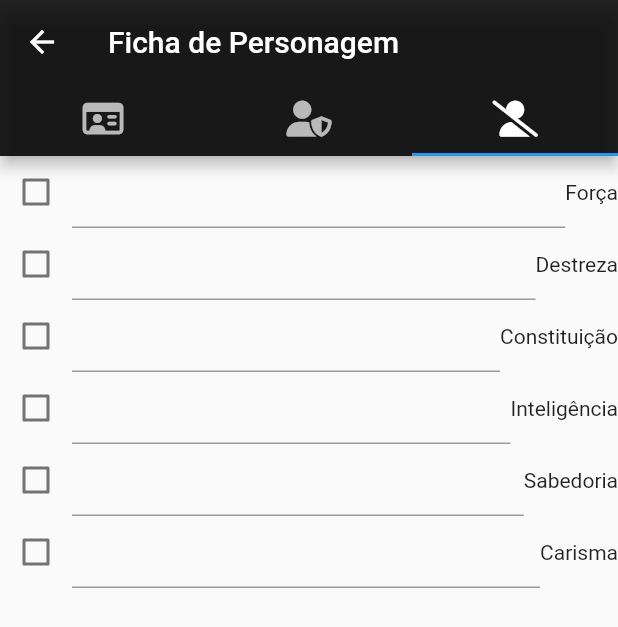
After one commit to BrayanMota/Unitins-MyRPG, a Flutter app: the IndexPage screen opened directly, tab 3 chosen, on a phone screen of 412 x 824 dp. The commit adds this screen. Shown: the top 627 px of the screen. Run offline on Flutter 3.47's test engine with Material 2 defaults, Android fonts, the phone set to English and light mode, and no system bars; our stand-ins replace dropdown_search, font_awesome_flutter.

Commit message:
Tela de Saving Throws criada, falta apenas tratar valores negativos e receber dos atributos

```diff
--- a/lib/character/views/index.dart
+++ b/lib/character/views/index.dart
@@ -1,5 +1,6 @@
 import 'package:flutter/material.dart';
 import 'package:font_awesome_flutter/font_awesome_flutter.dart';
+import 'package:my_rpg/character/views/saving_throws.dart';
 
 import 'attributes.dart';
 import 'features.dart';
@@ -17,19 +18,22 @@ class _IndexPageState extends State<IndexPage> {
   Widget build(BuildContext context) {
     return DefaultTabController(
       initialIndex: 0,
-      length: 2,
+      length: 3,
       child: Scaffold(
         appBar: AppBar(
           // elevation: 6.0,
           backgroundColor: Colors.black87,
           title: Text('Ficha de Personagem'),
-          bottom: const TabBar(
-            tabs: <Widget>[
+          bottom: TabBar(
+            tabs: const <Widget>[
               Tab(
                 icon: FaIcon(FontAwesomeIcons.idCard),
               ),
               Tab(
                 icon: FaIcon(FontAwesomeIcons.userShield),
+              ),
+              Tab(
+                icon: FaIcon(FontAwesomeIcons.userSlash),
               ),
               // Tab(
               //   icon: FaIcon(FontAwesomeIcons.wandSparkles),
@@ -41,6 +45,7 @@ class _IndexPageState extends State<IndexPage> {
           children: <Widget>[
             CharacterFeatures(),
             CharacterAttributes(),
+            CharacterSavingThrows(),
             // const ItemsListTab(),
           ],
         ),
--- a/lib/character/views/saving_thorws.dart
+++ /dev/null
@@ -1,15 +0,0 @@
-import 'package:flutter/material.dart';
-
-class CharacterSavingThorws extends StatefulWidget {
-  const CharacterSavingThorws({Key? key}) : super(key: key);
-
-  @override
-  State<CharacterSavingThorws> createState() => _CharacterSavingThorwsState();
-}
-
-class _CharacterSavingThorwsState extends State<CharacterSavingThorws> {
-  @override
-  Widget build(BuildContext context) {
-    return Container();
-  }
-}
--- /dev/null
+++ b/lib/character/views/saving_throws.dart
@@ -0,0 +1,224 @@
+import 'package:flutter/material.dart';
+import 'package:flutter/services.dart';
+
+class CharacterSavingThrows extends StatefulWidget {
+  const CharacterSavingThrows({Key? key}) : super(key: key);
+
+  @override
+  State<CharacterSavingThrows> createState() => _CharacterSavingThrowsState();
+}
+
+class _CharacterSavingThrowsState extends State<CharacterSavingThrows> {
+  final _formKey = GlobalKey<FormState>();
+
+  bool _isStrengthChecked = false;
+  TextEditingController _strengthController = TextEditingController();
+  int _strengthValue = 0;
+
+  bool _isDexterityChecked = false;
+  TextEditingController _dexterityController = TextEditingController();
+  int _dexterityValue = 0;
+
+  bool _isConstituionChecked = false;
+  TextEditingController _constitutionController = TextEditingController();
+  int _constitutionValue = 0;
+
+  bool _isIntelligenceChecked = false;
+  TextEditingController _intelligenceController = TextEditingController();
+  int _intelligenceValue = 0;
+
+  bool _isWisdomChecked = false;
+  TextEditingController _wisdomController = TextEditingController();
+  int _wisdomValue = 0;
+
+  bool _isCharismaChecked = false;
+  TextEditingController _charismaController = TextEditingController();
+  int _charismaValue = 0;
+
+  int proeficiencyBonus = 2;
+
+  @override
+  Widget build(BuildContext context) {
+    return Scaffold(
+      body: _buildBody(),
+    );
+  }
+
+  Widget _buildBody() {
+    return CustomScrollView(
+      slivers: [
+        _buildSavingThrows(),
+      ],
+    );
+  }
+
+  void _savingThrowCalculation(
+      bool isChecked, int value, TextEditingController controller) {
+    value = controller.text.isEmpty ? 0 : int.parse(controller.text);
+    if (isChecked) {
+      value += proeficiencyBonus;
+    } else {
+      value -= proeficiencyBonus;
+    }
+    controller.text = value.toString();
+  }
+
+  Widget _buildSavingThrows() {
+    return SliverList(
+      delegate: SliverChildListDelegate(
+        [
+          Row(
+            children: [
+              Checkbox(
+                value: _isStrengthChecked,
+                onChanged: (bool? value) {
+                  setState(() {
+                    _isStrengthChecked = value!;
+                    _savingThrowCalculation(_isStrengthChecked, _strengthValue,
+                        _strengthController);
+                  });
+                },
+              ),
+              Flexible(
+                child: TextField(
+                  keyboardType: TextInputType.numberWithOptions(signed: true),
+                  inputFormatters: [
+                    FilteringTextInputFormatter.digitsOnly,
+                  ],
+                  controller: _strengthController,
+                  decoration: InputDecoration(),
+                ),
+              ),
+              Text('Força'),
+            ],
+          ),
+          Row(
+            children: [
+              Checkbox(
+                value: _isDexterityChecked,
+                onChanged: (bool? value) {
+                  setState(() {
+                    _isDexterityChecked = value!;
+                    _savingThrowCalculation(_isDexterityChecked,
+                        _dexterityValue, _dexterityController);
+                  });
+                },
+              ),
+              Flexible(
+                child: TextField(
+                  keyboardType: TextInputType.number,
+                  inputFormatters: [
+                    FilteringTextInputFormatter.digitsOnly,
+                  ],
+                  controller: _dexterityController,
+                  decoration: InputDecoration(),
+                ),
+              ),
+              Text('Destreza'),
+            ],
+          ),
+          Row(
+            children: [
+              Checkbox(
+                value: _isConstituionChecked,
+                onChanged: (bool? value) {
+                  setState(() {
+                    _isConstituionChecked = value!;
+                    _savingThrowCalculation(_isConstituionChecked,
+                        _constitutionValue, _constitutionController);
+                  });
+                },
+              ),
+              Flexible(
+                child: TextField(
+                  keyboardType: TextInputType.number,
+                  inputFormatters: [
+                    FilteringTextInputFormatter.digitsOnly,
+                  ],
+                  controller: _constitutionController,
+                  decoration: InputDecoration(),
+                ),
+              ),
+              Text('Constituição'),
+            ],
+          ),
+          Row(
+            children: [
+              Checkbox(
+                value: _isIntelligenceChecked,
+                onChanged: (bool? value) {
+                  setState(() {
+                    _isIntelligenceChecked = value!;
+                    _savingThrowCalculation(_isIntelligenceChecked,
+                        _intelligenceValue, _intelligenceController);
+                  });
+                },
+              ),
+              Flexible(
+                child: TextField(
+                  keyboardType: TextInputType.number,
+                  inputFormatters: [
+                    FilteringTextInputFormatter.digitsOnly,
+                  ],
+                  controller: _intelligenceController,
+                  decoration: InputDecoration(),
+                ),
+              ),
+              Text('Inteligência'),
+            ],
+          ),
+          Row(
+            children: [
+              Checkbox(
+                value: _isWisdomChecked,
+                onChanged: (bool? value) {
+                  setState(() {
+                    _isWisdomChecked = value!;
+                    _savingThrowCalculation(
+                        _isWisdomChecked, _wisdomValue, _wisdomController);
+                  });
+                },
+              ),
+              Flexible(
+                child: TextField(
+                  keyboardType: TextInputType.number,
+                  inputFormatters: [
+                    FilteringTextInputFormatter.digitsOnly,
+                  ],
+                  controller: _wisdomController,
+                  decoration: InputDecoration(),
+                ),
+              ),
+              Text('Sabedoria'),
+            ],
+          ),
+          Row(
+            children: [
+              Checkbox(
+                value: _isCharismaChecked,
+                onChanged: (bool? value) {
+                  setState(() {
+                    _isCharismaChecked = value!;
+                    _savingThrowCalculation(_isCharismaChecked, _charismaValue,
+                        _charismaController);
+                  });
+                },
+              ),
+              Flexible(
+                child: TextField(
+                  keyboardType: TextInputType.number,
+                  inputFormatters: [
+                    FilteringTextInputFormatter.digitsOnly,
+                  ],
+                  controller: _charismaController,
+                  decoration: InputDecoration(),
+                ),
+              ),
+              Text('Carisma'),
+            ],
+          ),
+        ],
+      ),
+    );
+  }
+}
--- a/pubspec.yaml
+++ b/pubspec.yaml
@@ -68,6 +68,7 @@ flutter:
   #   - images/a_dot_ham.jpeg
   assets:
     - assets/icons/d&d_5e.jpg
+    - assets/icons/saving_throws.png
 
   # An image asset can refer to one or more resolution-specific "variants", see
   # https://flutter.dev/assets-and-images/#resolution-aware.
```
Also changed, not shown: assets/icons/saving_throws.png (added).
